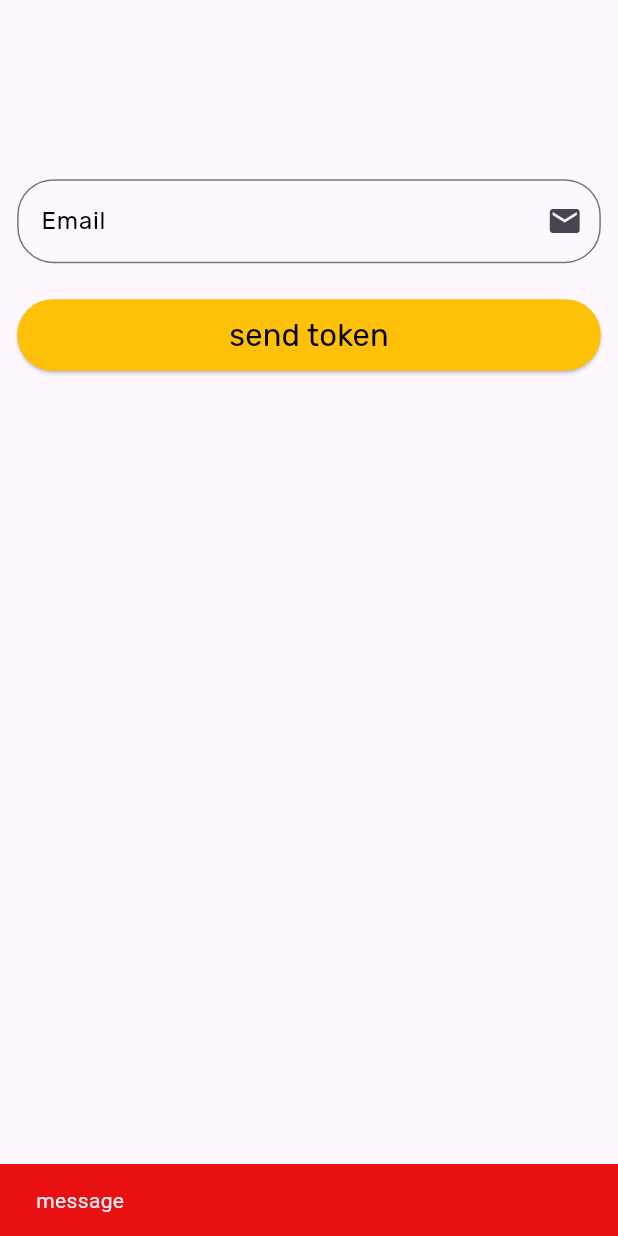
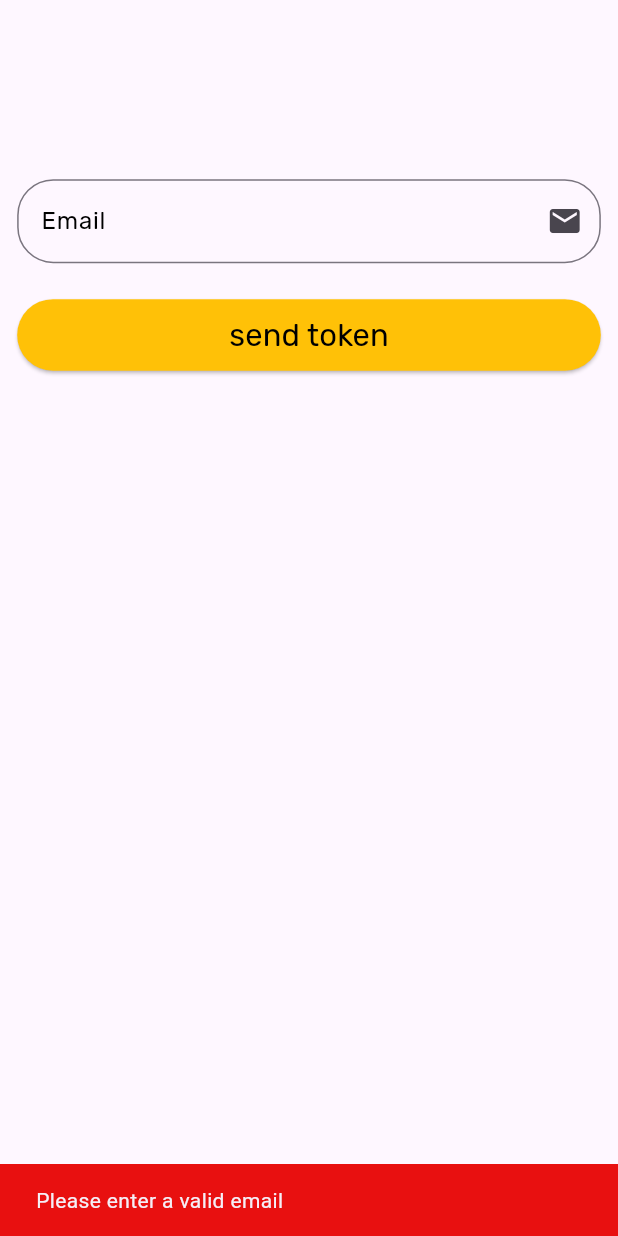
Before and after one commit to AhmedSamir25/home-wood-app, a Flutter app: the ForgetPasswordView screen opened by its route, after a tap on "send token", on a phone screen of 412 x 824 dp. Run offline on Flutter 3.47's test engine with Material 3 defaults, Android fonts, the phone set to English and light mode, and no system bars; our stand-ins replace dartz, dio, email_validator, flutter_bloc, flutter_otp_text_field, flutter_screenutil and 4 more; accounts and stored records are empty.

Commit message:
localization app

```diff
--- /dev/null
+++ b/assets/locale/ar.json
@@ -0,0 +1,3 @@
+{
+    "signIn" : "Sign in"
+}
--- /dev/null
+++ b/assets/locale/en.json
@@ -0,0 +1,24 @@
+{
+    "signIn" : "Sign In",
+    "doYouHaveAccount" : "do you have account?",
+    "signUp" : "Sign Up",
+    "bodySignUp" : "Join us to find the best \n     types of furniture",
+    "successfullycreated" : "The account was successfully created",
+    "welcomeback" : "welcome back",
+    "forgetPassword" : "Forget Password?",
+    "donthaveaccount" : "don’t you have account?",
+    "pleaseFealAll" : "please feal all fields",
+    "validEmail" : "Please enter a valid email",
+    "validPassword" : "Your password must be at least 8 characters long, and include at least one letter, a number, and a symbol (@, #, or $)",
+    "mismatchedPasswords" : "Two mismatched passwords",
+    "reset" : "Reset",
+    "sendToken" : "send token",
+    "verifyToken" : "verify token",
+    "connectionTimed" : "Connection timed out. Please check your internet connection and try again.",
+    "sendTimeout" : "Sending data took too long. Please check your network connection and try again.",
+    "receiveTimeout" : "Receiving data took too long. Please check your network connection and try again.",
+    "badResponse" : "An error occurred while processing the request. Please try again.",
+    "cancelResponse" : "The request was cancelled. Please try again.",
+    "connectionError" : "There was a connection problem. Please check your internet connection and try again.",
+    "unexpectedError" : "An unexpected error occurred. Please try again later"
+}
--- /dev/null
+++ b/lib/core/helper/local/save_localization.dart
@@ -0,0 +1,3 @@
+class SaveLocalization {
+
+}
--- /dev/null
+++ b/lib/core/localization/cubit/localization_cubit_state.dart
@@ -0,0 +1,8 @@
+part of 'localization_cubit_cubit.dart';
+
+@immutable
+sealed class LocalizationState {}
+
+final class LocalizationInitial extends LocalizationState {}
+
+final class LocalizationUpdate extends LocalizationState {}
--- a/lib/features/auth/logic/auth_cubit.dart
+++ b/lib/features/auth/logic/auth_cubit.dart
@@ -1,4 +1,5 @@
 import 'package:flutter_bloc/flutter_bloc.dart';
+import 'package:homewood/core/localization/confing_lang.dart';
 import 'package:homewood/core/service/service_lacetor.dart';
 import 'package:homewood/features/auth/data/repo/auth_repo.dart';
 import 'package:flutter/material.dart';
@@ -21,7 +22,7 @@ class AuthCubit extends Cubit<AuthState> {
           if (users.statusText == 'Ok') {
             emit(CreateUserSuccess());
           } else {
-            emit(FieldCreateUser(message: "failure.errMessage"));
+            emit(FieldCreateUser(message: ConfingLang.localizations["unexpectedError"]));
           }
         },
       );
@@ -40,7 +41,7 @@ class AuthCubit extends Cubit<AuthState> {
           if (users.statusText == 'Ok') {
             emit(LoginUserSuccess());
           } else {
-            emit(FieldLoginUser(message: "failure.errMessage"));
+            emit(FieldLoginUser(message: ConfingLang.localizations["unexpectedError"]));
           }
         },
       );
@@ -58,7 +59,7 @@ class AuthCubit extends Cubit<AuthState> {
           if (users.statusText == 'Ok') {
             emit(SendTokenSuccess());
           } else {
-            emit(FieldSendToken(message: "failure.errMessage"));
+            emit(FieldSendToken(message: ConfingLang.localizations["unexpectedError"]));
           }
         },
       );
@@ -76,7 +77,7 @@ class AuthCubit extends Cubit<AuthState> {
           if (users.statusText == 'Ok') {
             emit(ResetPasswordSuccess());
           } else {
-            emit(FieldResetPassword(message: "failure.errMessage"));
+            emit(FieldResetPassword(message: ConfingLang.localizations["unexpectedError"]));
           }
         },
       );
@@ -92,7 +93,7 @@ class AuthCubit extends Cubit<AuthState> {
           if (users.statusText == 'Ok') {
             emit(CheckTokenSuccess());
           } else {
-            emit(FieldCheckToken(message: "failure.errMessage"));
+            emit(FieldCheckToken(message: ConfingLang.localizations["unexpectedError"]));
           }
         },
       );
--- a/lib/features/auth/view/widgets/check_token_view.dart
+++ b/lib/features/auth/view/widgets/check_token_view.dart
@@ -4,6 +4,7 @@ import 'package:flutter_otp_text_field/flutter_otp_text_field.dart';
 import 'package:flutter_screenutil/flutter_screenutil.dart';
 import 'package:go_router/go_router.dart';
 import 'package:homewood/core/functions/show_snack_bar.dart';
+import 'package:homewood/core/localization/confing_lang.dart';
 import 'package:homewood/core/router/app_router.dart';
 import 'package:homewood/core/theme/color_app.dart';
 import 'package:homewood/core/utils/widgets/circular_progress_indicator.dart';
@@ -57,11 +58,9 @@ class CheckTokenView extends StatelessWidget {
                                 email: email, token: int.parse(tokenCode));
                             context.read<AuthCubit>().tokenField =
                                 int.parse(tokenCode);
-                          } else {
-                            showSnackBar(context, "messagexx", AppColors.redColor);
                           }
                         },
-                        buttonText: "verify token")
+                        buttonText: ConfingLang.localizations['verifyToken'])
                   ],
                 ),
               if (state is AuthLoading)
--- a/lib/features/auth/view/widgets/forget_password_view_body.dart
+++ b/lib/features/auth/view/widgets/forget_password_view_body.dart
@@ -4,6 +4,7 @@ import 'package:flutter_bloc/flutter_bloc.dart';
 import 'package:flutter_screenutil/flutter_screenutil.dart';
 import 'package:go_router/go_router.dart';
 import 'package:homewood/core/functions/show_snack_bar.dart';
+import 'package:homewood/core/localization/confing_lang.dart';
 import 'package:homewood/core/router/app_router.dart';
 import 'package:homewood/core/theme/color_app.dart';
 import 'package:homewood/core/utils/widgets/circular_progress_indicator.dart';
@@ -50,20 +51,11 @@ class ForgetPasswordViewBody extends StatelessWidget {
                   AuthButton(
                       onPressed: () {
                         if (!EmailValidator.validate(emailController.text)) {
-                          showSnackBar(context, "message", AppColors.redColor);
+                          showSnackBar(context, ConfingLang.localizations['validEmail'], AppColors.redColor);
                           return;
                         }
-                        if (emailController.text.isNotEmpty) {
-                          context
-                              .read<AuthCubit>()
-                              .forgetPassword(email: emailController.text);
-                          context.read<AuthCubit>().email =
-                              emailController.text;
-                        } else {
-                          showSnackBar(context, "message", AppColors.redColor);
-                        }
                       },
-                      buttonText: "send token")
+                      buttonText: ConfingLang.localizations['sendToken'])
                 ],
               ),
               if (state is AuthLoading)
```
Also changed, not shown: lib/core/error/failure.dart (+7 -6 lines), lib/core/functions/valid_function.dart (deleted, +0 -23 lines), lib/core/localization/confing_lang.dart (added, +24 -0 lines), lib/core/localization/cubit/localization_cubit_cubit.dart (added, +21 -0 lines), lib/features/auth/view/widgets/reset_password_view.dart (+45 -52 lines), lib/features/auth/view/widgets/signin_view_body.dart (+31 -11 lines), lib/features/auth/view/widgets/signup_view_body.dart (+9 -9 lines), lib/main.dart (+8 -3 lines), pubspec.yaml (+19 -26 lines), pubspec.lock, 1 other file.
